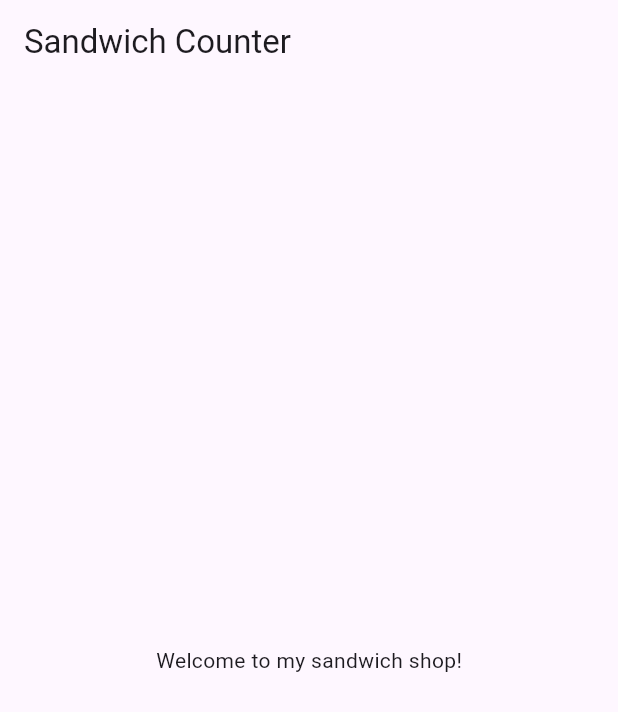
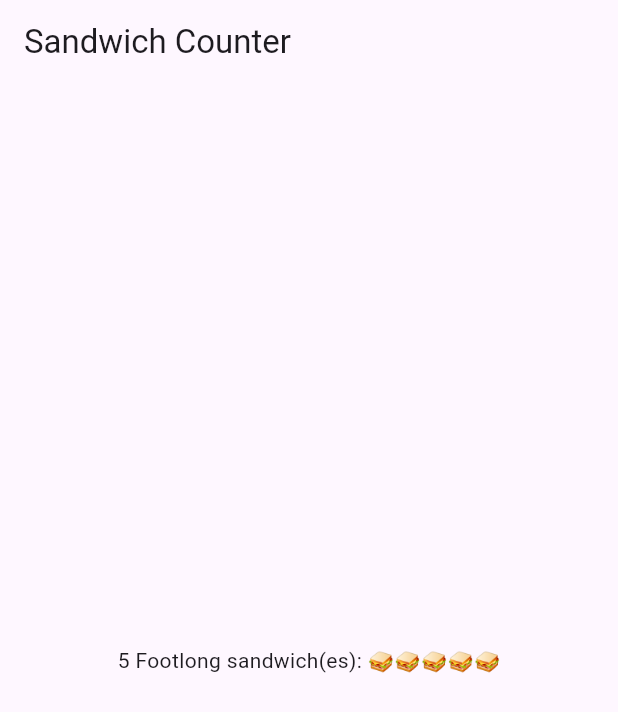
Before and after one commit to Adefola-lab/sandwich_shop, a Flutter app: the screen it shows after launch, on a phone screen of 412 x 824 dp. Shown: the top 712 px of the screen. Run offline on Flutter 3.47's test engine with Material 3 defaults, Android fonts, the phone set to English and light mode, and no system bars.

Commit message:
Use OrderItemDisplay in App

```diff
--- a/lib/main.dart
+++ b/lib/main.dart
@@ -14,7 +14,7 @@ class App extends StatelessWidget {
         home: Scaffold(
           appBar: AppBar(title: const Text("Sandwich Counter")),
           body: const Center(
-            child: Text('Welcome to my sandwich shop!'),
+            child: OrderItemDIsplay(5, 'Footlong'),
           ),
         ));
   }
@@ -23,7 +23,7 @@ class App extends StatelessWidget {
 class OrderItemDIsplay extends StatelessWidget {
   final String itemType;
   final int quantity;
-  const OrderItemDIsplay(this.itemType, this.quantity, {super.key});
+  const OrderItemDIsplay(this.quantity, this.itemType, {super.key});
 
   @override
   Widget build(BuildContext context) {
```
